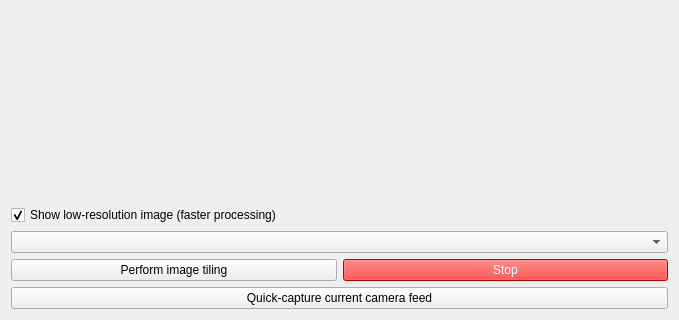
Old version of the form iris/resources/tiling_method.ui in the repository The-Thomas-Lab-UCL/orm-iris; both pictures show x 0 to 679 and y 336 to 656 of the 679 by 656 pixel window.
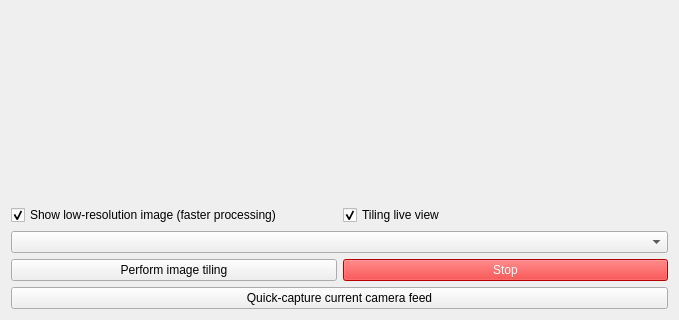
New version of the form.

Commit message:
Update: slow tiling bugfix
controller single frame capture polling timeout is shortened

Patch:
```diff
--- a/iris/resources/tiling_method.ui
+++ b/iris/resources/tiling_method.ui
@@ -38,6 +38,8 @@
           </widget>
          </item>
          <item>
+          <layout class="QHBoxLayout" name="horizontalLayout_3">
+           <item>
           <widget class="QCheckBox" name="chk_lres">
            <property name="text">
             <string>Show low-resolution image (faster processing)</string>
@@ -48,6 +50,18 @@
           </widget>
          </item>
          <item>
+            <widget class="QCheckBox" name="chk_liveView">
+             <property name="text">
+              <string>Tiling live view</string>
+             </property>
+             <property name="checked">
+              <bool>true</bool>
+             </property>
+            </widget>
+           </item>
+          </layout>
+         </item>
+         <item>
           <widget class="QComboBox" name="combo_img"/>
          </item>
         </layout>
```
Left out of the diff: 1 changed line with no effect on the pictures. Lines whose indentation alone changed are shown as unchanged. The commit also changes 3 other files.
